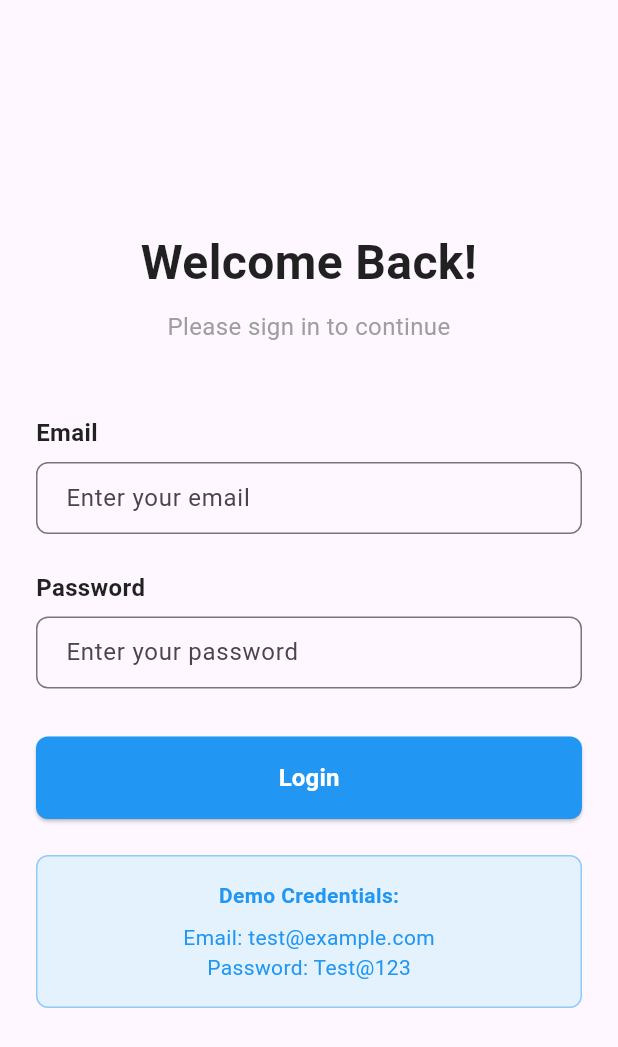
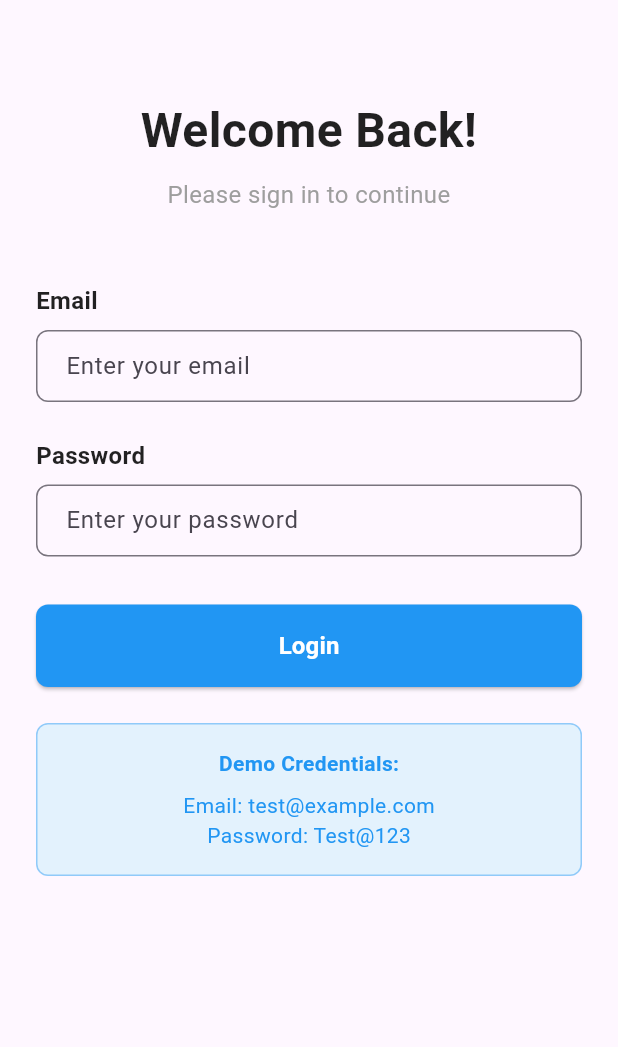
Before and after one commit to ankitraj4096/PixelGate, a Flutter app: the screen it shows after launch, on a phone screen of 412 x 824 dp. Shown: the top 1047 px of the screen. Run offline on Flutter 3.47's test engine with Material 3 defaults, Android fonts, the phone set to English and light mode, and no system bars; our stand-ins replace equatable, flutter_bloc; Roboto replaces fonts that are missing (Montserrat).

Commit message:
Wrap login form in SingleChildScrollView
Wrapped the login form content in a SingleChildScrollView to allow scrolling when the keyboard is open, improving usability on smaller screens. Also added spacing and minor best practice improvements such as using const constructors and better centering of content.

```diff
--- a/lib/screens/login_screen.dart
+++ b/lib/screens/login_screen.dart
@@ -3,10 +3,12 @@ import 'package:flutter_bloc/flutter_bloc.dart';
 import '../blocs/auth/auth_bloc.dart';
 import '../blocs/auth/auth_event.dart';
 import '../blocs/auth/auth_state.dart';
-import '../widgets/custom_text_field.dart';
+import '../widgets/custom_text_field.dart'; // Assuming this path is correct
 import 'home_screen.dart';
 
 class LoginScreen extends StatefulWidget {
+  const LoginScreen({super.key}); // Added super.key for best practice
+
   @override
   _LoginScreenState createState() => _LoginScreenState();
 }
@@ -82,7 +84,7 @@ class _LoginScreenState extends State<LoginScreen> {
         listener: (context, state) {
           if (state is AuthSuccess) {
             Navigator.of(context).pushReplacement(
-              MaterialPageRoute(builder: (context) => HomeScreen()),
+              MaterialPageRoute(builder: (context) =>  HomeScreen()), // Made HomeScreen const
             );
           } else if (state is AuthFailure) {
             ScaffoldMessenger.of(context).showSnackBar(
@@ -94,6 +96,9 @@ class _LoginScreenState extends State<LoginScreen> {
           }
         },
         child: SafeArea(
+          // **THE FIX IS HERE**: Wrapped the Padding with SingleChildScrollView
+          // This allows the content to scroll when the keyboard is open.
+          child: SingleChildScrollView(
             child: Padding(
               padding: const EdgeInsets.all(24.0),
               child: Form(
@@ -102,6 +107,8 @@ class _LoginScreenState extends State<LoginScreen> {
                   mainAxisAlignment: MainAxisAlignment.center,
                   crossAxisAlignment: CrossAxisAlignment.stretch,
                   children: [
+                    // Added a spacer to better center content on taller screens
+                    const SizedBox(height: 40),
                     const Text(
                       'Welcome Back!',
                       style: TextStyle(
@@ -205,7 +212,9 @@ class _LoginScreenState extends State<LoginScreen> {
                         ],
                       ),
                     ),
+                     const SizedBox(height: 20), // Added spacing at the bottom
                   ],
+                ),
               ),
             ),
           ),
```
Lines whose indentation alone changed are shown as unchanged.
